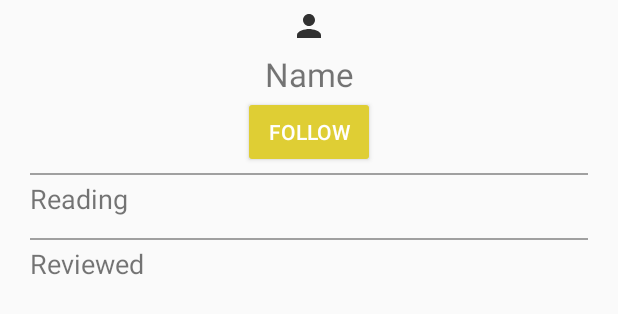
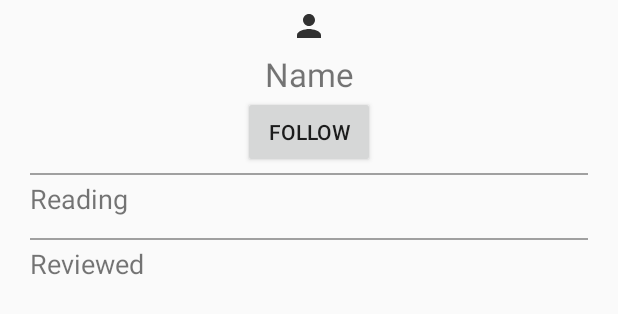
Before and after one commit to lily514/book-app-428, an Android app: the layout profile_page_layout.xml on its own in the app's theme, with its tools: preview values and no code run, on a phone screen of 412 x 824 dp. Shown: the top 314 px of the screen. Run offline under Robolectric (Android 15) with nearby library versions, the phone set to English and light mode, and no system bars.

Commit message:
Temporary fix for styling link errors

```diff
--- a/app/src/main/res/layout/book_page_layout.xml
+++ b/app/src/main/res/layout/book_page_layout.xml
@@ -25,7 +25,6 @@
             android:layout_width="match_parent"
             android:layout_height="wrap_content"
             android:gravity="center_horizontal"
-
             android:textSize="10pt"
             android:text="Title"/>
 
--- a/app/src/main/res/layout/profile_page_layout.xml
+++ b/app/src/main/res/layout/profile_page_layout.xml
@@ -31,8 +31,7 @@
             android:layout_width="wrap_content"
             android:layout_height="wrap_content"
             android:layout_gravity="center_horizontal"
-            android:text="@string/follow"
-            style="@style/MaterialTheme.Button"/>
+            android:text="@string/follow" />
 
         <ImageView
             android:id="@+id/horizontal_divider"
--- a/app/src/main/res/values/styles.xml
+++ b/app/src/main/res/values/styles.xml
@@ -8,12 +8,9 @@
         <item name="colorPrimary">@color/primaryColor</item>
         <item name="colorPrimaryDark">@color/primaryDarkColor</item>
         <item name="colorAccent">@color/secondaryColor</item>
-    </style>
-    <style name="MaterialTheme.Button" parent="Widget.AppCompat.Button.Colored">
-        <item name="colorButtonPrimary">@color/primaryColor</item>
-        <item name="colorButtonDark">@color/primaryDarkColor</item>
-        <item name="colorButtonAccent">@color/secondaryColor</item>
-        <item name="colorButtonText">@color/white</item>
-
+        <!--<item name="colorButtonPrimary">@color/primaryColor</item>-->
+        <!--<item name="colorButtonDark">@color/primaryDarkColor</item>-->
+        <!--<item name="colorButtonAccent">@color/secondaryColor</item>-->
+        <!--<item name="colorButtonText">@color/white</item>-->
     </style>
 </resources>
```
